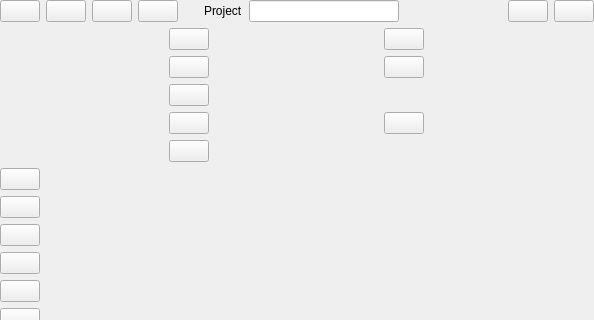
Qt form src/Editor/EditorActionBar.ui (RemotelyChaotic/JOIPEngine) before a commit; both pictures show x 0 to 594 and y 0 to 320 of the 594 by 1268 pixel window.
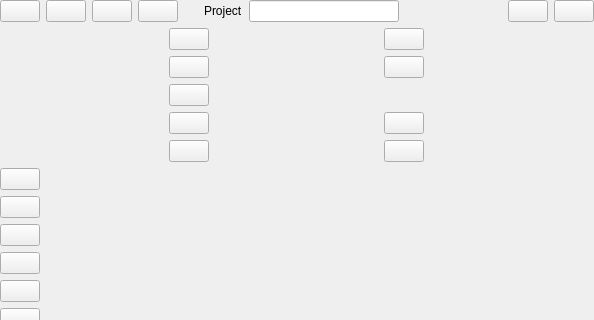
The same form after that commit. Custom widgets are drawn as their Qt base class.

Commit message: Tags and editors for tags implemented

The edit to the form file:
```diff
--- a/src/Editor/EditorActionBar.ui
+++ b/src/Editor/EditorActionBar.ui
@@ -289,22 +289,6 @@
         </property>
        </widget>
       </item>
-      <item row="6" column="0">
-       <widget class="CShortcutButton" name="MapButton">
-        <property name="sizePolicy">
-         <sizepolicy hsizetype="Fixed" vsizetype="Fixed">
-          <horstretch>0</horstretch>
-          <verstretch>0</verstretch>
-         </sizepolicy>
-        </property>
-        <property name="toolTip">
-         <string>Set image as map</string>
-        </property>
-        <property name="text">
-         <string/>
-        </property>
-       </widget>
-      </item>
       <item row="4" column="0">
        <widget class="CShortcutButton" name="SourceButton">
         <property name="sizePolicy">
@@ -369,6 +353,38 @@
         </property>
        </widget>
       </item>
+      <item row="5" column="1">
+       <widget class="CShortcutButton" name="MapButton">
+        <property name="sizePolicy">
+         <sizepolicy hsizetype="Fixed" vsizetype="Fixed">
+          <horstretch>0</horstretch>
+          <verstretch>0</verstretch>
+         </sizepolicy>
+        </property>
+        <property name="toolTip">
+         <string>Set image as map</string>
+        </property>
+        <property name="text">
+         <string/>
+        </property>
+       </widget>
+      </item>
+      <item row="5" column="0">
+       <widget class="CShortcutButton" name="TagsButton">
+        <property name="sizePolicy">
+         <sizepolicy hsizetype="Fixed" vsizetype="Fixed">
+          <horstretch>0</horstretch>
+          <verstretch>0</verstretch>
+         </sizepolicy>
+        </property>
+        <property name="toolTip">
+         <string>Edit resource tags</string>
+        </property>
+        <property name="text">
+         <string/>
+        </property>
+       </widget>
+      </item>
      </layout>
     </widget>
    </item>
```
The commit also changes 32 other files.
